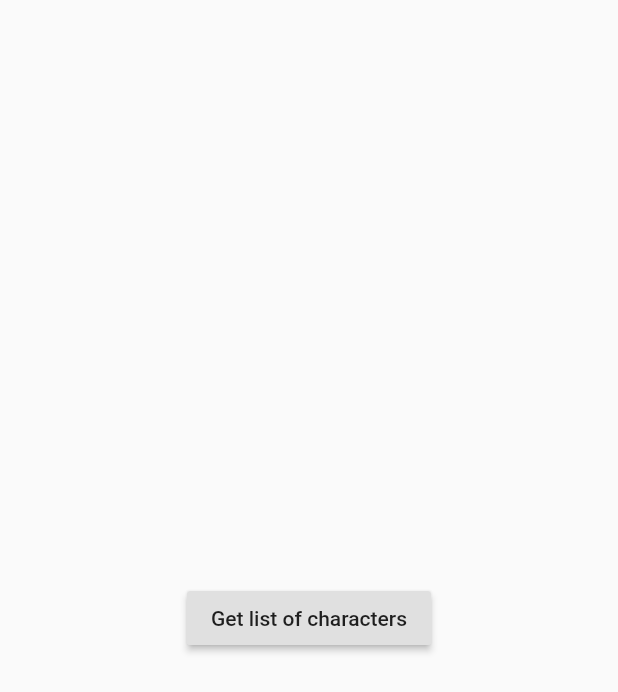
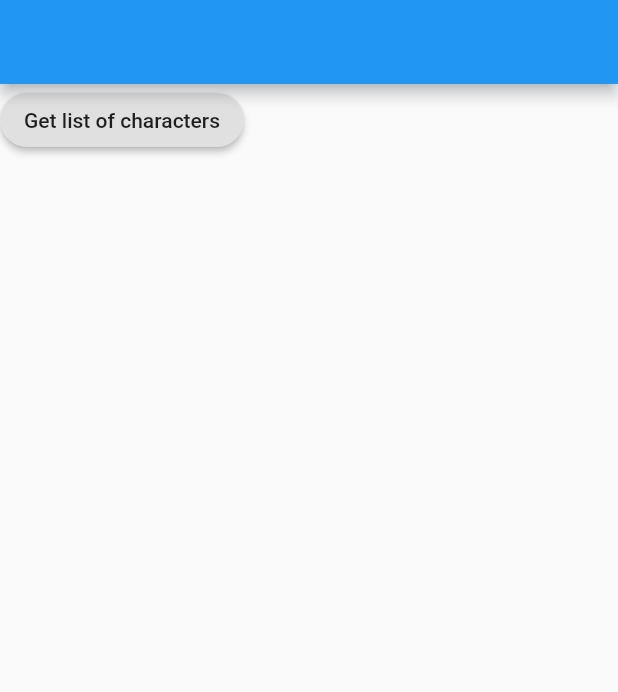
Before and after one commit to oddballteam/flutter_tech_interview, a Flutter app: the screen it shows after launch, on a phone screen of 412 x 824 dp. Shown: the top 692 px of the screen. Run offline on Flutter 3.47's test engine with Material 2 defaults, Android fonts, the phone set to English and light mode, and no system bars.

Commit message:
working first page and navigation

```diff
--- a/lib/Views/home_view.dart
+++ b/lib/Views/home_view.dart
@@ -1,4 +1,5 @@
 import 'package:flutter/material.dart';
+import 'list_view.dart';
 
 class HomeScreen extends StatelessWidget {
   const HomeScreen({Key key}) : super(key: key);
@@ -6,12 +7,25 @@ class HomeScreen extends StatelessWidget {
   @override
   Widget build(BuildContext context) {
     return Scaffold(
-      body: Center(
-        child: Container(
-          child: RaisedButton(
-            onPressed: () => {},
-            child: Text("Get list of characters"),
-          ),
+      appBar: AppBar(),
+      body: Container(
+        child: Column(
+          children: [
+            RaisedButton(
+              shape: RoundedRectangleBorder(
+                borderRadius: BorderRadius.circular(18.0),
+              ),
+              onPressed: () => {
+                Navigator.push(
+                  context,
+                  MaterialPageRoute(
+                    builder: (context) => ListViewPage(),
+                  ),
+                ),
+              },
+              child: Text("Get list of characters"),
+            ),
+          ],
         ),
       ),
     );
--- a/lib/Views/list_view.dart
+++ b/lib/Views/list_view.dart
@@ -2,14 +2,14 @@ import 'package:flutter/material.dart';
 import 'package:tech_interview/Store/marvel_store.dart';
 import 'package:provider/provider.dart';
 
-class HomeScreen extends StatefulWidget {
-  const HomeScreen({Key key}) : super(key: key);
+class ListViewPage extends StatefulWidget {
+  const ListViewPage({Key key}) : super(key: key);
 
   @override
-  _HomeScreenState createState() => _HomeScreenState();
+  _ListViewPageState createState() => _ListViewPageState();
 }
 
-class _HomeScreenState extends State<HomeScreen> {
+class _ListViewPageState extends State<ListViewPage> {
   var hasBeenSet = false;
 
   @override
@@ -25,6 +25,7 @@ class _HomeScreenState extends State<HomeScreen> {
     });
 
     return Scaffold(
+      appBar: AppBar(),
       body: Center(
         child: Container(
           child: marvelStore.characters.data == null
@@ -33,7 +34,6 @@ class _HomeScreenState extends State<HomeScreen> {
                   itemCount: marvelStore.characters.data.count,
                   itemBuilder: (BuildContext context, int index) {
                     return ListTile(
-                      leading: Image.network(marvelStore.characters.data.results[index].thumbnail.path),
                       title: Text(marvelStore.characters.data.results[index].name ?? "Unknown Name"),
                     );
                   },
```
Also changed, not shown: pubspec.lock.
